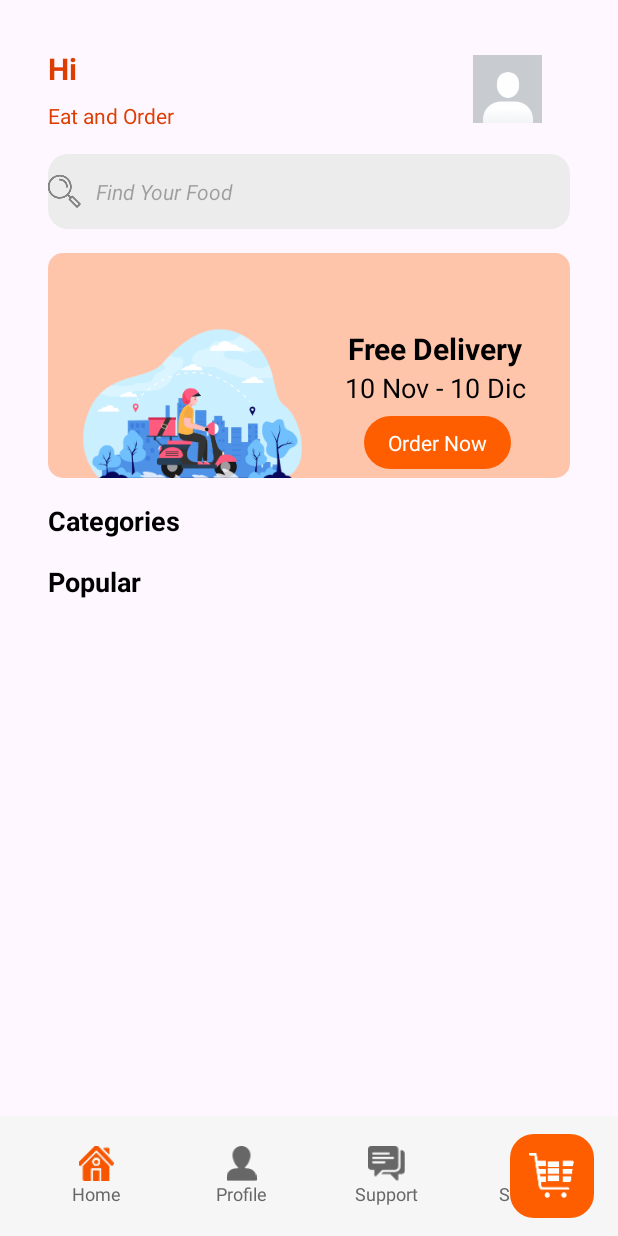
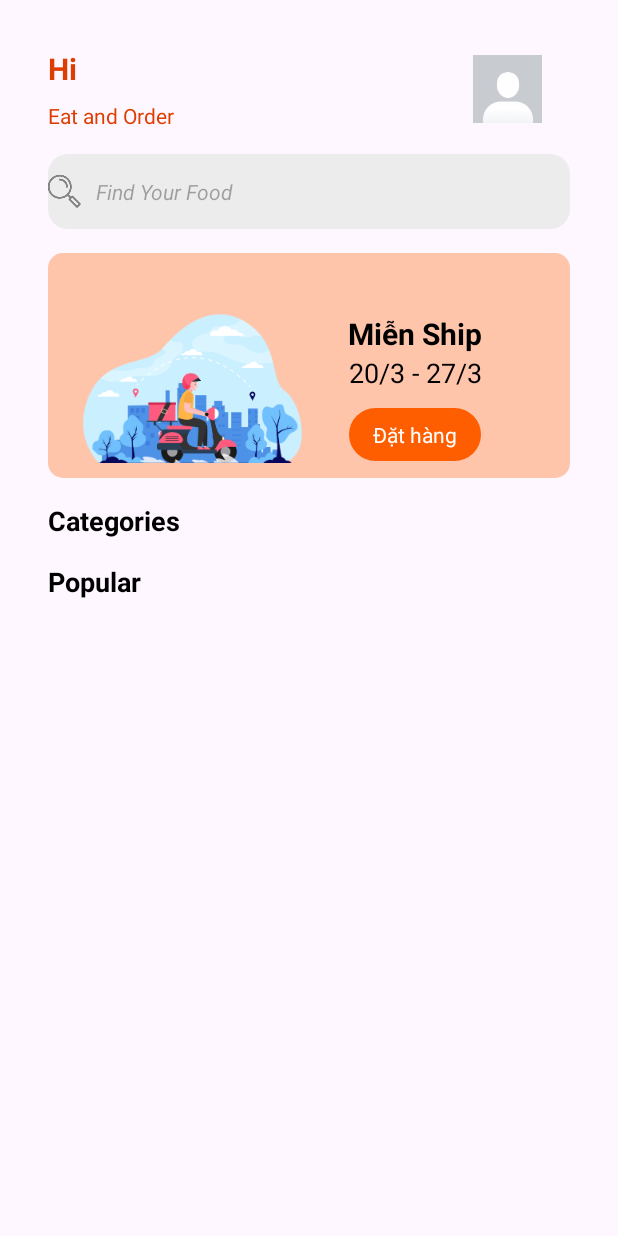
Before and after one commit to Huynh-Minh-Man-04042004/KiemTraLTDD, an Android app: the screen it shows after launch (MainActivity), on a phone screen of 412 x 824 dp. Run offline under Robolectric (Android 15) with nearby library versions, the phone set to English and light mode, and no system bars; 1 statement that could not run was skipped.

Commit message:
PhuLuan - Giao dien trang main

```diff
--- a/KiemTraLTDD/app/src/main/res/layout/activity_main.xml
+++ b/KiemTraLTDD/app/src/main/res/layout/activity_main.xml
@@ -97,6 +97,7 @@
                         android:id="@+id/imageView4"
                         android:layout_width="200dp"
                         android:layout_height="100dp"
+                        android:layout_marginBottom="10dp"
                         app:layout_constraintBottom_toBottomOf="parent"
                         app:layout_constraintStart_toStartOf="parent"
                         app:layout_constraintTop_toTopOf="parent"
@@ -107,7 +108,7 @@
                         android:id="@+id/textView8"
                         android:layout_width="wrap_content"
                         android:layout_height="wrap_content"
-                        android:text="Free Delivery"
+                        android:text="Miễn Ship"
                         android:textColor="@color/black"
                         android:textSize="20sp"
                         android:textStyle="bold"
@@ -118,7 +119,7 @@
                         android:id="@+id/textView6"
                         android:layout_width="wrap_content"
                         android:layout_height="wrap_content"
-                        android:text="10 Nov - 10 Dic"
+                        android:text="20/3 - 27/3"
                         android:textColor="@color/black"
                         android:textSize="18sp"
                         android:textStyle="normal"
@@ -143,7 +144,7 @@
                             android:layout_marginTop="8dp"
                             android:layout_marginEnd="16dp"
                             android:layout_marginBottom="8dp"
-                            android:text="Order Now"
+                            android:text="Đặt hàng"
                             android:textColor="@color/white"
                             app:layout_constraintBottom_toBottomOf="parent"
                             app:layout_constraintEnd_toEndOf="parent"
@@ -205,139 +206,4 @@
         </LinearLayout>
     </ScrollView>
 
-    <!--    bottom_navigation-->
-    <androidx.coordinatorlayout.widget.CoordinatorLayout
-        android:layout_width="match_parent"
-        android:layout_height="100dp"
-        app:layout_constraintBottom_toBottomOf="@+id/scrollview"
-        app:layout_constraintEnd_toEndOf="parent"
-        app:layout_constraintStart_toStartOf="parent">
-
-        <com.google.android.material.bottomappbar.BottomAppBar
-            android:id="@+id/app_bar"
-            android:layout_width="match_parent"
-            android:layout_height="wrap_content"
-            android:layout_gravity="bottom"
-            android:backgroundTint="#f6f6f6"
-            app:fabCradleMargin="8dp"
-            app:fabCradleRoundedCornerRadius="50dp"
-            app:fabCradleVerticalOffset="6dp">
-
-            <LinearLayout
-                android:layout_width="match_parent"
-                android:layout_height="match_parent"
-                android:orientation="horizontal">
-
-                <LinearLayout
-                    android:id="@+id/homeBtn"
-                    android:layout_width="0dp"
-                    android:layout_height="match_parent"
-                    android:layout_weight="0.2"
-                    android:orientation="vertical">
-
-                    <ImageView
-                        android:id="@+id/imageView"
-                        android:layout_width="match_parent"
-                        android:layout_height="wrap_content"
-                        android:layout_weight="1"
-                        app:srcCompat="@drawable/bottom_btn1" />
-
-                    <TextView
-                        android:id="@+id/textView"
-                        android:layout_width="match_parent"
-                        android:layout_height="wrap_content"
-                        android:text="Home"
-                        android:textAlignment="center"
-                        android:textColor="#676767"
-                        android:textSize="12sp" />
-                </LinearLayout>
-
-                <LinearLayout
-                    android:id="@+id/profileBtn"
-                    android:layout_width="0dp"
-                    android:layout_height="match_parent"
-                    android:layout_weight="0.2"
-                    android:orientation="vertical">
-
-                    <ImageView
-                        android:id="@+id/imageView_btn2"
-                        android:layout_width="match_parent"
-                        android:layout_height="wrap_content"
-                        app:srcCompat="@drawable/bottom_btn2" />
-
-                    <TextView
-                        android:id="@+id/textView_profile"
-                        android:layout_width="match_parent"
-                        android:layout_height="wrap_content"
-                        android:text="Profile"
-                        android:textAlignment="center"
-                        android:textColor="#676767"
-                        android:textSize="12sp" />
-                </LinearLayout>
-
-                <LinearLayout
-                    android:id="@+id/supportBtn"
-                    android:layout_width="0dp"
-                    android:layout_height="match_parent"
-                    android:layout_weight="0.2"
-                    android:orientation="vertical">
-
-                    <ImageView
-                        android:id="@+id/imageView_btn3"
-                        android:layout_width="match_parent"
-                        android:layout_height="wrap_content"
-                        android:layout_weight="1"
-                        app:srcCompat="@drawable/bottom_btn3" />
-
-                    <TextView
-                        android:id="@+id/textView_support"
-                        android:layout_width="match_parent"
-                        android:layout_height="wrap_content"
-                        android:text="Support"
-                        android:textAlignment="center"
-                        android:textColor="#676767"
-                        android:textSize="12sp" />
-                </LinearLayout>
-
-                <LinearLayout
-                    android:id="@+id/settingBtn"
-                    android:layout_width="0dp"
-                    android:layout_height="match_parent"
-                    android:layout_weight="0.2"
-                    android:orientation="vertical">
-
-                    <ImageView
-                        android:id="@+id/imageView5"
-                        android:layout_width="match_parent"
-                        android:layout_height="wrap_content"
-                        android:layout_weight="1"
-                        app:srcCompat="@drawable/bottom_btn4" />
-
-                    <TextView
-                        android:id="@+id/textView11"
-                        android:layout_width="match_parent"
-                        android:layout_height="wrap_content"
-                        android:text="Settings"
-                        android:textAlignment="center"
-                        android:textColor="#676767"
-                        android:textSize="12sp" />
-                </LinearLayout>
-            </LinearLayout>
-
-        </com.google.android.material.bottomappbar.BottomAppBar>
-
-        <com.google.android.material.floatingactionbutton.FloatingActionButton
-            android:layout_width="wrap_content"
-            android:layout_height="wrap_content"
-            android:backgroundTint="#ff5e00"
-            android:elevation="3dp"
-            android:src="@drawable/cart_white"
-            app:backgroundTint="#ff5e00"
-            app:layout_anchor="@id/app_bar"
-            app:maxImageSize="30dp"
-            app:tint="#ffffff">
-
-        </com.google.android.material.floatingactionbutton.FloatingActionButton>
-
-    </androidx.coordinatorlayout.widget.CoordinatorLayout>
 </androidx.constraintlayout.widget.ConstraintLayout>
```
